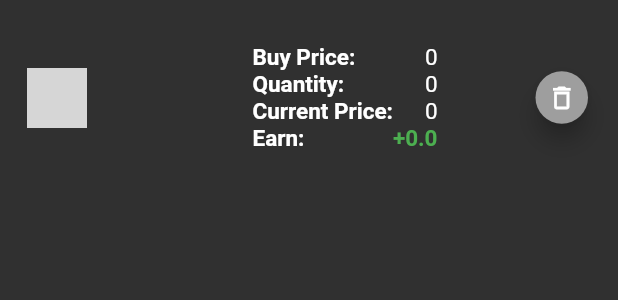
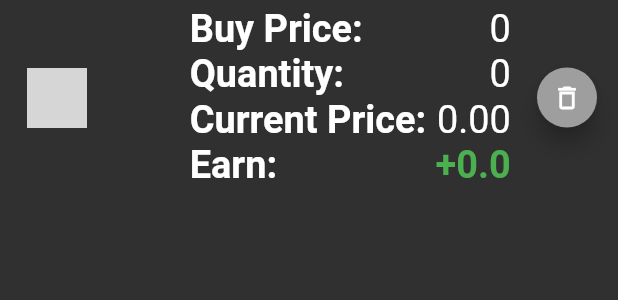
Before and after one commit to hiroexe/Progetto-CryptoWatcher, a Flutter app: the PortfolioCard widget shown alone on an empty page, opened directly with empty values, on a phone screen of 412 x 824 dp. Shown: the top 300 px of the screen. Run offline on Flutter 3.47's test engine with Material 2 defaults, Android fonts, the phone set to English and light mode, and no system bars; our stand-ins replace firebase_auth, firebase_core, shared_preferences, syncfusion_flutter_charts; accounts and stored records are empty; network calls fail; grey boxes are pictures that could not be loaded.

```diff
--- a/lib/models/portfolio_card.dart
+++ b/lib/models/portfolio_card.dart
@@ -66,8 +66,11 @@ class PortfolioCard extends StatelessWidget{
                     ],),
                 ),
                 Expanded(
+                  child: Container(
+                    height: 100,
+
                     child: FittedBox(
-                    fit: BoxFit.scaleDown,
+                        fit: BoxFit.fitWidth,
                         child: Padding(
                           padding: const EdgeInsets.all(8.0),
                           child: Row(
@@ -92,7 +95,7 @@ class PortfolioCard extends StatelessWidget{
                                     ),
                                   ),
                                   Text(
-                                'Current Price:',
+                                    'Current Price: ',
                                     style: TextStyle(
                                       color: Colors.white,
                                       fontSize: 15,
@@ -131,7 +134,7 @@ class PortfolioCard extends StatelessWidget{
                                     ),
                                   ),
                                   Text(
-                                currentPrice.toString(),
+                                    currentPrice.toStringAsFixed(2),
                                     style:  const TextStyle(
                                       color: Colors.white,
                                       fontSize: 15,
@@ -159,13 +162,16 @@ class PortfolioCard extends StatelessWidget{
                         ),
                       ),
                   ),
-                Container(
+                ),
+
+
+           /*     Container(
                   margin: EdgeInsets.all(10.0),
                   alignment: AlignmentDirectional.centerEnd,
                   width: 35,
-                  child: Column(
+                  child: */ Column(
                     mainAxisAlignment: MainAxisAlignment.center,
-                    crossAxisAlignment: CrossAxisAlignment.center,
+                    crossAxisAlignment: CrossAxisAlignment.end,
                     children: [
 
                       FloatingActionButton.small(
@@ -178,7 +184,7 @@ class PortfolioCard extends StatelessWidget{
                       ),
                     ],
                   ),
-                ),
+                //),
               ]),
         ),
       ),
--- a/lib/screens/portfolio_screen.dart
+++ b/lib/screens/portfolio_screen.dart
@@ -97,7 +97,7 @@ class _PortfolioScreenState extends State<PortfolioScreen> {
     fetchCoinPortfolio();
     super.initState();
     Timer.periodic(
-        const Duration(seconds: 8), (timer) => fetchCoinPortfolio());
+        const Duration(seconds: 9), (timer) => fetchCoinPortfolio());
     _tooltipBehavior = TooltipBehavior(enable: true);
    WidgetsBinding.instance?.addPostFrameCallback((_) {
       const PortfolioScreen();
--- a/lib/screens/watchlist_screen.dart
+++ b/lib/screens/watchlist_screen.dart
@@ -55,7 +55,7 @@ class _WatchlistScreenState extends State<WatchlistScreen> {
     watchlistId = WatchlistPreferences().getWatchlist() ?? ["DEBUG", "-1", "-1"];
     fetchCoin();
     Timer timer =
-    Timer.periodic(const Duration(seconds: 60), (timer) => fetchCoin());
+    Timer.periodic(const Duration(seconds: 9), (timer) => fetchCoin());
     if (!mounted) {
       timer.cancel();
     } else {
--- a/pubspec.yaml
+++ b/pubspec.yaml
@@ -35,7 +35,6 @@ dependencies:
   provider: ^6.0.0
   firebase_core: ^1.10.6
   firebase_auth: ^3.3.4
-  cloud_firestore: ^3.1.5
   shared_preferences: ^2.0.11
 
 
```
Also changed, not shown: pubspec.lock, 9 other files. Lines whose indentation alone changed are shown as unchanged.
